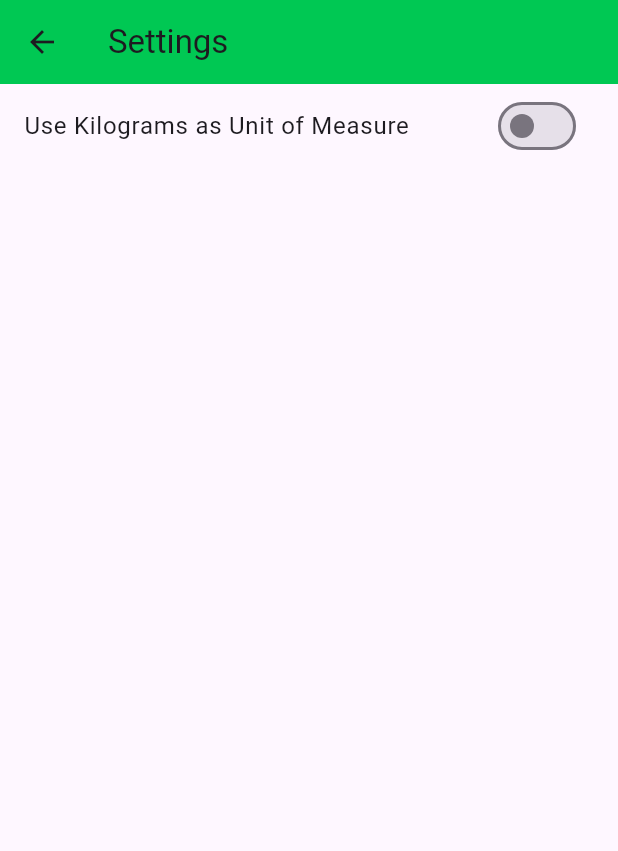
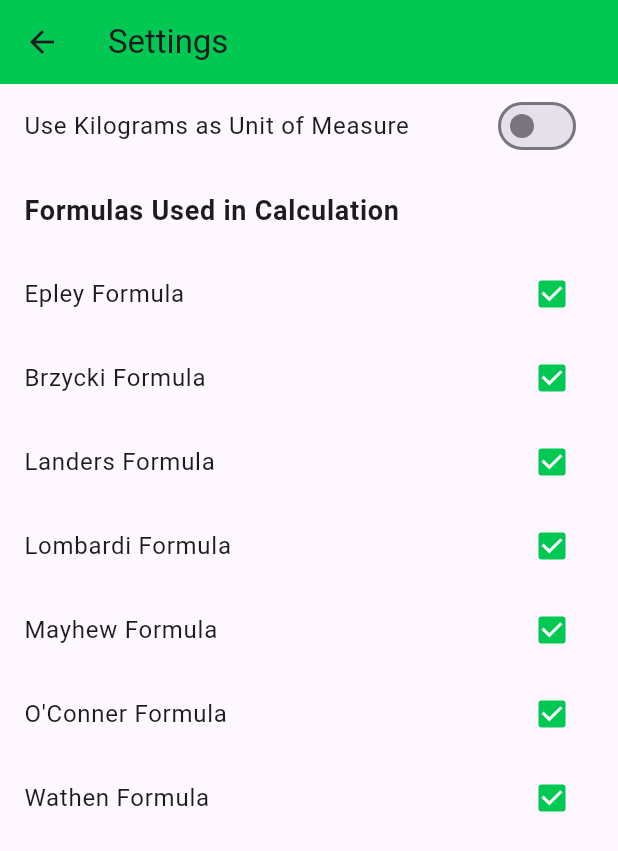
Before and after one commit to Techercise/flutter_one_rep_max_calculator, a Flutter app: the AppSettings screen opened directly, on a phone screen of 412 x 824 dp. Shown: the top 851 px of the screen. Run offline on Flutter 3.47's test engine with Material 3 defaults, Android fonts, the phone set to English and light mode, and no system bars.

Commit message:
Add in formula selection and adjust drawer

```diff
--- a/lib/appSettings.dart
+++ b/lib/appSettings.dart
@@ -1,3 +1,5 @@
+import 'dart:ui';
+
 import 'package:flutter/material.dart';
 import 'package:flutter_one_rep_max_calculator/globals.dart' as globals;
 
@@ -30,8 +32,85 @@ class _AppSettingsState extends State<AppSettings> {
                 });
               },
               value: globals.kg_unit_of_measure,
-
-            )
+            ),
+            const ListTile(
+              title: Text('Formulas Used in Calculation',
+              style: TextStyle(
+                  fontWeight: FontWeight.bold,
+                  fontSize: 18,
+                ),
+              ),
+            ),
+            CheckboxListTile(
+                title: const Text('Epley Formula'),
+                onChanged: (bool? value) {
+                  setState(() {
+                    globals.epley_formula_on = value!;
+                  });
+                },
+              value: globals.epley_formula_on,
+              activeColor: const Color(0xff00c853),
+            ),
+            CheckboxListTile(
+              title: const Text('Brzycki Formula'),
+              onChanged: (bool? value) {
+                setState(() {
+                  globals.brzycki_formula_on = value!;
+                });
+              },
+              value: globals.brzycki_formula_on,
+              activeColor: const Color(0xff00c853),
+            ),
+            CheckboxListTile(
+              title: const Text('Landers Formula'),
+              onChanged: (bool? value) {
+                setState(() {
+                  globals.landers_formula_on = value!;
+                });
+              },
+              value: globals.landers_formula_on,
+              activeColor: const Color(0xff00c853),
+            ),
+            CheckboxListTile(
+              title: const Text('Lombardi Formula'),
+              onChanged: (bool? value) {
+                setState(() {
+                  globals.lombardi_formula_on = value!;
+                });
+              },
+              value: globals.lombardi_formula_on,
+              activeColor: const Color(0xff00c853),
+            ),
+            CheckboxListTile(
+              title: const Text('Mayhew Formula'),
+              onChanged: (bool? value) {
+                setState(() {
+                  globals.mayhew_formula_on = value!;
+                });
+              },
+              value: globals.mayhew_formula_on,
+              activeColor: const Color(0xff00c853),
+            ),
+            CheckboxListTile(
+              title: const Text('O\'Conner Formula'),
+              onChanged: (bool? value) {
+                setState(() {
+                  globals.oconner_formula_on = value!;
+                });
+              },
+              value: globals.oconner_formula_on,
+              activeColor: const Color(0xff00c853),
+            ),
+            CheckboxListTile(
+              title: const Text('Wathen Formula'),
+              onChanged: (bool? value) {
+                setState(() {
+                  globals.wathen_formula_on = value!;
+                });
+              },
+              value: globals.wathen_formula_on,
+              activeColor: const Color(0xff00c853),
+            ),
           ],
         ),
       ),
--- a/lib/globals.dart
+++ b/lib/globals.dart
@@ -1 +1,8 @@
 bool kg_unit_of_measure = false;
+bool epley_formula_on = true;
+bool brzycki_formula_on = true;
+bool landers_formula_on = true;
+bool lombardi_formula_on = true;
+bool mayhew_formula_on = true;
+bool oconner_formula_on = true;
+bool wathen_formula_on = true;
--- a/lib/main.dart
+++ b/lib/main.dart
@@ -45,11 +45,11 @@ class InitScreen extends StatelessWidget {
               padding: EdgeInsets.zero,
               children:  [
                 const SizedBox(
-                  height: 60.0,
+                  height: 100.0,
                   child: DrawerHeader(
                     padding: EdgeInsets.fromLTRB(10, 5, 0, 0),
                     margin: EdgeInsets.zero,
-                    child: Text('Help', style: TextStyle(fontSize: 18.0),),
+                    child: Text('Help', style: TextStyle(fontSize: 24.0, fontWeight: FontWeight.bold),),
                   ),
                 ),
                 ListTile(
```
Also changed, not shown: lib/calculator.dart (+79 -44 lines).
